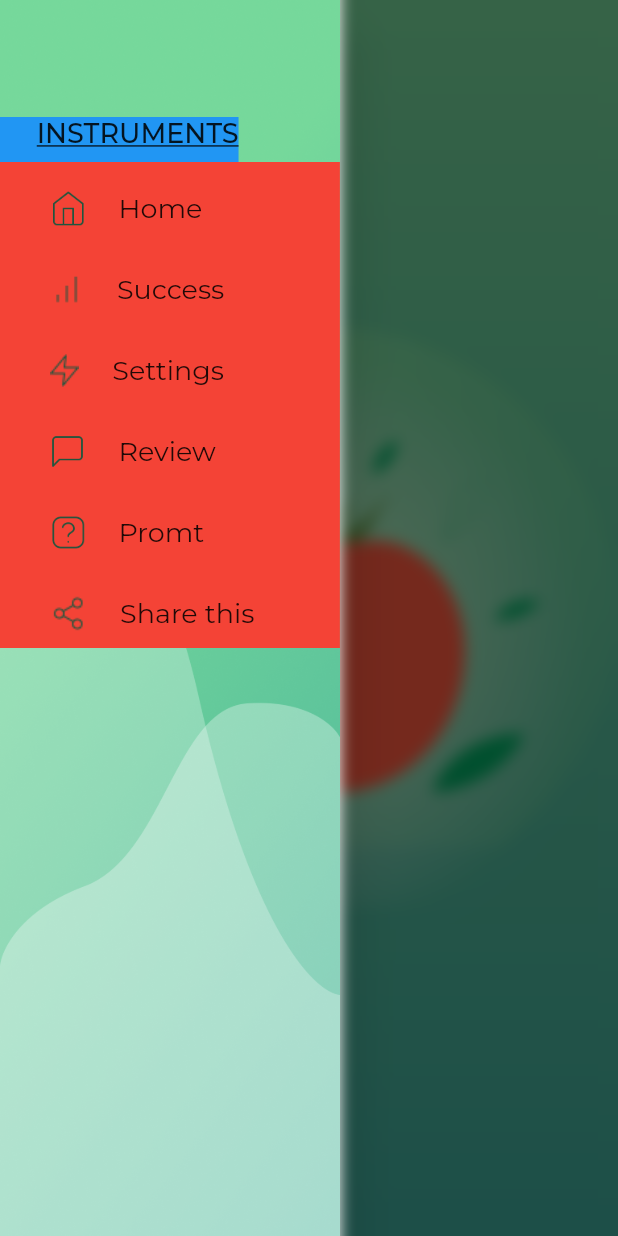
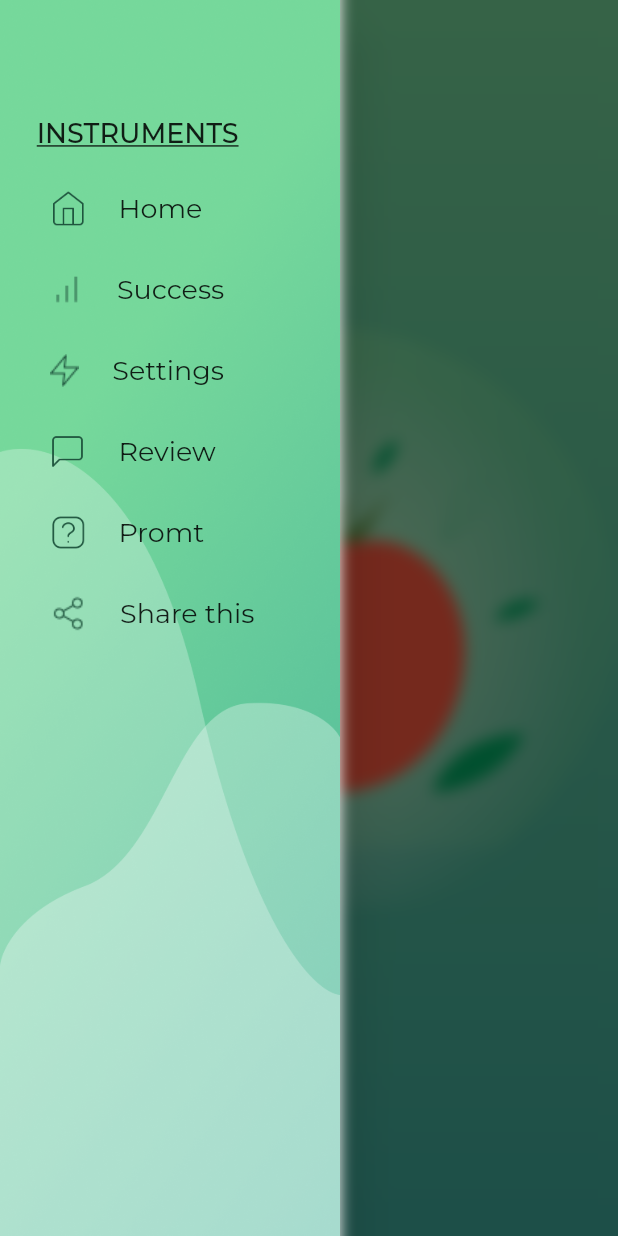
Before and after one commit to RuslanTsitser/pomodoro_timer, a Flutter app: the screen it shows after launch, with the side drawer open, on a phone screen of 412 x 824 dp. Run offline on Flutter 3.47's test engine with Material 2 defaults, Android fonts, the phone set to English and light mode, and no system bars.

Commit message:
fixes for app drawer

```diff
--- a/lib/presentation/widgets/app_drawer.dart
+++ b/lib/presentation/widgets/app_drawer.dart
@@ -49,18 +49,13 @@ class _AppDrawerState extends State<AppDrawer> {
               child: Column(
                 crossAxisAlignment: CrossAxisAlignment.start,
                 children: [
-                  Container(
-                    color: Colors.blue,
-                    child: const DrawerTitle(title: 'INSTRUMENTS'),
-                  ),
+                  const DrawerTitle(title: 'INSTRUMENTS'),
                   Expanded(
                     child: ListView.builder(
                       physics: const NeverScrollableScrollPhysics(),
                       itemCount: menuItems.length,
                       itemBuilder: (context, index) {
-                        return Container(
-                          color: Colors.red,
-                          child: MenuItem(
+                        return MenuItem(
                           imagePath: menuItems[index].last,
                           name: menuItems[index].first,
                           selected: index == selectedItem ? true : false,
@@ -69,7 +64,6 @@ class _AppDrawerState extends State<AppDrawer> {
                               selectedItem = index;
                             });
                           },
-                          ),
                         );
                       },
                     ),
```
Lines whose indentation alone changed are shown as unchanged.
